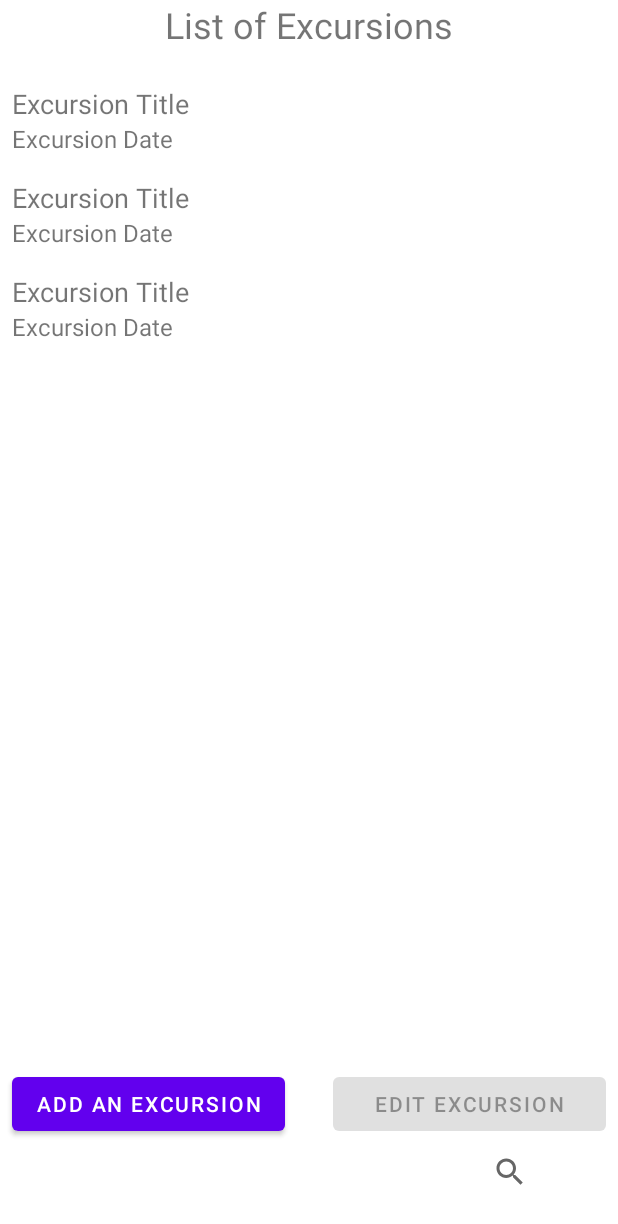
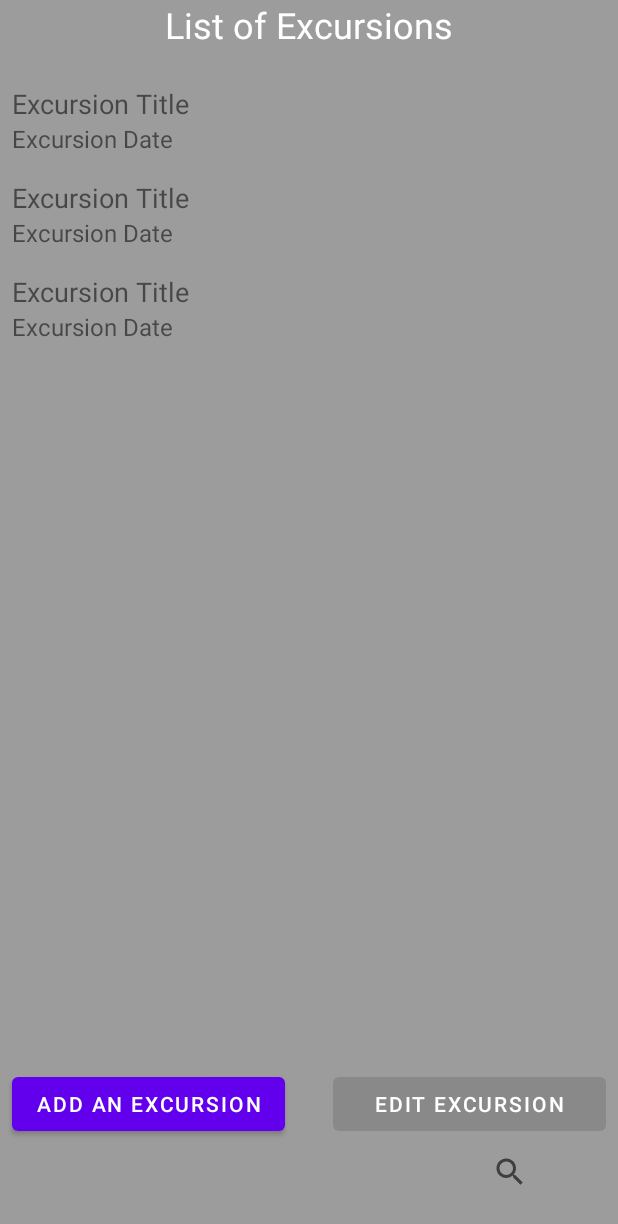
Before and after one commit to cin-ji/TourX, an Android app: the layout activity_excursion.xml on its own in the app's theme, with its tools: preview values and no code run, on a phone screen of 412 x 824 dp. Shown: the top 1224 px of the screen. Run offline under Robolectric (Android 15) with nearby library versions, the phone set to English and light mode, and no system bars.

Commit message:
modify excursion page

```diff
--- a/app/src/main/res/layout/activity_excursion.xml
+++ b/app/src/main/res/layout/activity_excursion.xml
@@ -4,6 +4,7 @@
     xmlns:tools="http://schemas.android.com/tools"
     android:layout_width="match_parent"
     android:layout_height="match_parent"
+    android:background="@drawable/background_excursion"
     tools:context=".activity.VacationActivity">
 
     <androidx.appcompat.widget.SearchView
@@ -22,6 +23,7 @@
         android:layout_width="wrap_content"
         android:layout_height="wrap_content"
         android:text="@string/list_of_excursions"
+        android:textColor="@color/white"
         android:textSize="24sp"
         app:layout_constraintEnd_toEndOf="parent"
         app:layout_constraintStart_toStartOf="parent"
@@ -49,6 +51,7 @@
         android:layout_marginBottom="64dp"
         android:enabled="false"
         android:text="@string/edit_excursion"
+        android:textColor="@color/white"
         app:layout_constraintBottom_toBottomOf="parent"
         app:layout_constraintEnd_toEndOf="parent"
         app:layout_constraintStart_toEndOf="@+id/buttonAddAExcursion" />
```
